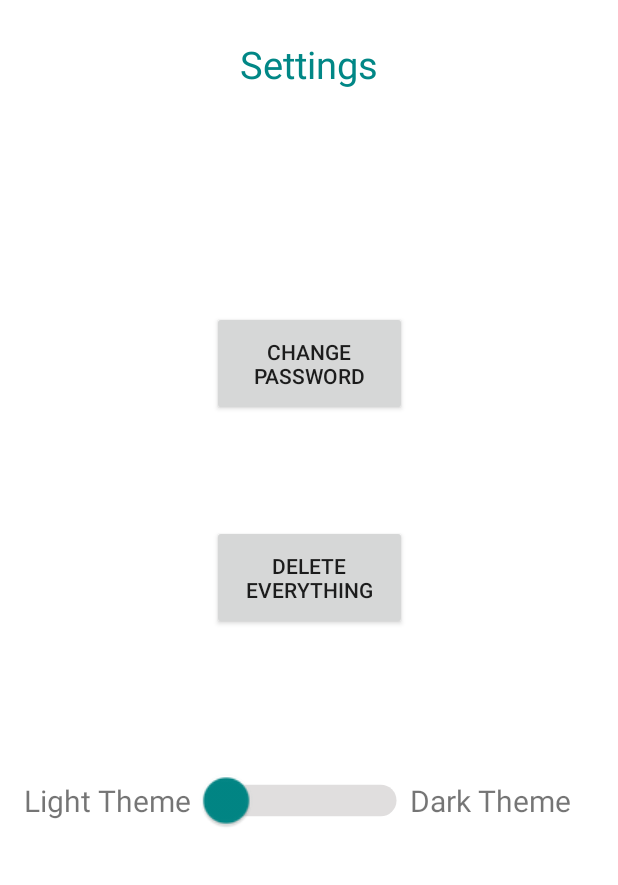
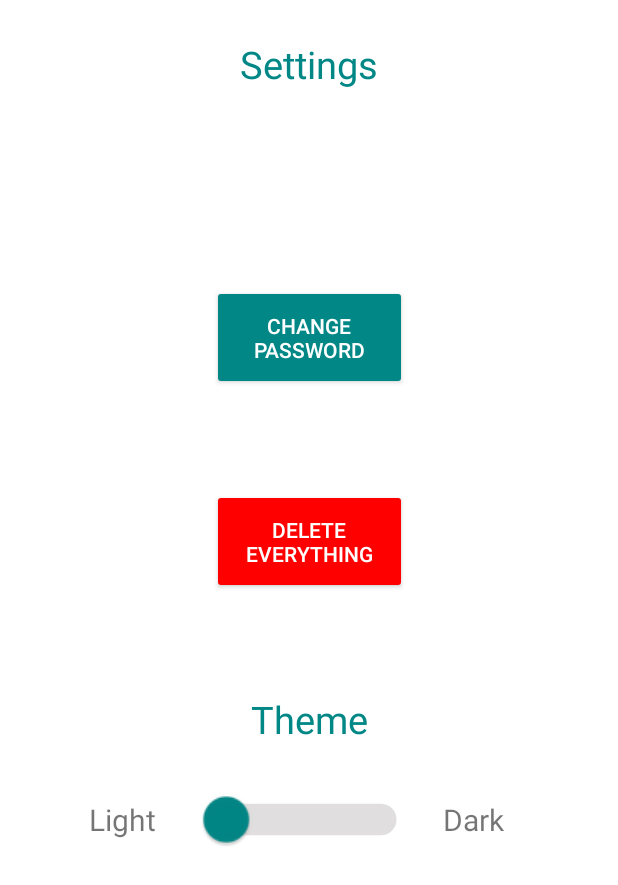
Before and after one commit to AndreTheDeveloper/AccKeep, an Android app: the layout settings.xml on its own in the app's theme, with its tools: preview values and no code run, on a phone screen of 412 x 824 dp. Shown: the top 885 px of the screen. Run offline under Robolectric (Android 15) with nearby library versions, the phone set to English and light mode, and no system bars.

Commit message:
Can change password from settings page

```diff
--- a/app/src/main/AndroidManifest.xml
+++ b/app/src/main/AndroidManifest.xml
@@ -28,6 +28,7 @@
         </activity>
         <activity android:name=".functionality.Search"></activity>
         <activity android:name=".customlist.MainActivity"></activity>
+        <activity android:name=".functionality.Settings"></activity>
     </application>
 
 </manifest>
--- a/app/src/main/java/com/example/acckeep/customlist/MainActivity.java
+++ b/app/src/main/java/com/example/acckeep/customlist/MainActivity.java
@@ -18,6 +18,7 @@ import com.example.acckeep.functionality.Add_new;
 //import com.example.acckeep.functionality.Search;
 import com.example.acckeep.functionality.Edit_Program;
 import com.example.acckeep.functionality.Search;
+import com.example.acckeep.functionality.Settings;
 import com.example.acckeep.objects.Application;
 import com.example.acckeep.objects.Account;
 import com.example.acckeep.objects.Website;
@@ -109,7 +110,8 @@ public class MainActivity extends AppCompatActivity {
     }
 
     public void openSettings(View v) {
-
+        Intent intent = new Intent(this, Settings.class);
+        startActivity(intent);
     }
 
     private ArrayList<Account> load(){
--- a/app/src/main/java/com/example/acckeep/functionality/CreatePassword.java
+++ b/app/src/main/java/com/example/acckeep/functionality/CreatePassword.java
@@ -25,7 +25,11 @@ public class CreatePassword extends AppCompatActivity {
     protected void onCreate(Bundle savedInstanceState) {
         super.onCreate(savedInstanceState);
         setContentView(R.layout.create_password);
+        deleteFile();
+    }
 
+    public void deleteFile() {
+        deleteFile("password.ser");
     }
 
     public void selectButton(View v) {
--- a/app/src/main/java/com/example/acckeep/functionality/Settings.java
+++ b/app/src/main/java/com/example/acckeep/functionality/Settings.java
@@ -1,4 +1,24 @@
 package com.example.acckeep.functionality;
 
-public class Settings {
+import android.content.Intent;
+import android.os.Bundle;
+import android.view.View;
+
+import androidx.annotation.Nullable;
+import androidx.appcompat.app.AppCompatActivity;
+
+import com.example.acckeep.R;
+
+public class Settings extends AppCompatActivity {
+
+    @Override
+    protected void onCreate(@Nullable Bundle savedInstanceState) {
+        super.onCreate(savedInstanceState);
+        setContentView(R.layout.settings);
+    }
+
+    public void changePassword(View v) {
+        Intent intent = new Intent(this, CreatePassword.class);
+        startActivity(intent);
+    }
 }
--- a/app/src/main/res/layout/menu.xml
+++ b/app/src/main/res/layout/settings.xml
@@ -27,24 +27,29 @@
         android:layout_width="130dp"
         android:layout_height="70dp"
         android:text="Change Password"
+        android:backgroundTint="@color/teal_700"
+        android:textColor="@color/white"
+        android:onClick="changePassword"
         app:layout_constraintBottom_toBottomOf="parent"
         app:layout_constraintEnd_toEndOf="parent"
         app:layout_constraintHorizontal_bias="0.501"
         app:layout_constraintStart_toStartOf="parent"
         app:layout_constraintTop_toTopOf="parent"
-        app:layout_constraintVertical_bias="0.275" />
+        app:layout_constraintVertical_bias="0.252" />
 
     <Button
         android:id="@+id/button4"
         android:layout_width="130dp"
         android:layout_height="70dp"
         android:text="Delete Everything"
+        android:backgroundTint="#FF0000"
+        android:textColor="@color/white"
         app:layout_constraintBottom_toBottomOf="parent"
         app:layout_constraintEnd_toEndOf="parent"
         app:layout_constraintHorizontal_bias="0.501"
         app:layout_constraintStart_toStartOf="parent"
         app:layout_constraintTop_toTopOf="parent"
-        app:layout_constraintVertical_bias="0.464" />
+        app:layout_constraintVertical_bias="0.432" />
 
     <Switch
         android:id="@+id/switch2"
@@ -60,32 +65,45 @@
         app:layout_constraintHorizontal_bias="0.498"
         app:layout_constraintStart_toStartOf="parent"
         app:layout_constraintTop_toTopOf="parent"
-        app:layout_constraintVertical_bias="0.653" />
+        app:layout_constraintVertical_bias="0.669" />
 
     <TextView
         android:id="@+id/textView13"
         android:layout_width="wrap_content"
         android:layout_height="wrap_content"
-        android:text="Light Theme"
+        android:text="Light"
         android:textSize="20dp"
         app:layout_constraintBottom_toBottomOf="parent"
         app:layout_constraintEnd_toEndOf="parent"
-        app:layout_constraintHorizontal_bias="0.053"
+        app:layout_constraintHorizontal_bias="0.161"
         app:layout_constraintStart_toStartOf="parent"
         app:layout_constraintTop_toTopOf="parent"
-        app:layout_constraintVertical_bias="0.653" />
+        app:layout_constraintVertical_bias="0.669" />
 
     <TextView
         android:id="@+id/textView14"
         android:layout_width="wrap_content"
         android:layout_height="wrap_content"
-        android:text="Dark Theme"
+        android:text="Dark"
         android:textSize="20dp"
         app:layout_constraintBottom_toBottomOf="parent"
         app:layout_constraintEnd_toEndOf="parent"
-        app:layout_constraintHorizontal_bias="0.897"
+        app:layout_constraintHorizontal_bias="0.796"
         app:layout_constraintStart_toStartOf="parent"
         app:layout_constraintTop_toTopOf="parent"
-        app:layout_constraintVertical_bias="0.653" />
+        app:layout_constraintVertical_bias="0.669" />
+
+    <TextView
+        android:id="@+id/textView15"
+        android:layout_width="wrap_content"
+        android:layout_height="wrap_content"
+        android:text="Theme"
+        android:textColor="@color/teal_700"
+        android:textSize="25dp"
+        app:layout_constraintBottom_toBottomOf="parent"
+        app:layout_constraintEnd_toEndOf="parent"
+        app:layout_constraintStart_toStartOf="parent"
+        app:layout_constraintTop_toTopOf="parent"
+        app:layout_constraintVertical_bias="0.585" />
 
 </androidx.constraintlayout.widget.ConstraintLayout>
```
